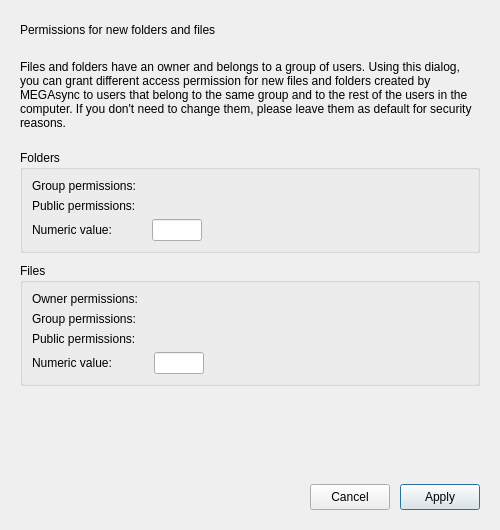
Above: src/MEGASync/gui/ui/PermissionsDialog.ui from meganz/MEGAsync before the change. Below: the same form after it.
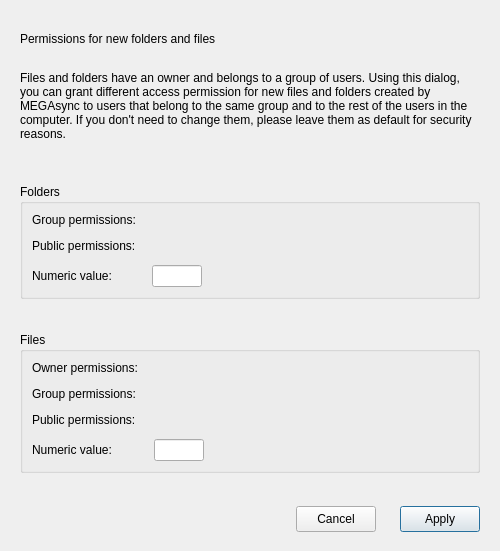
That is the form after the change. Custom widgets are drawn as their Qt base class.

Commit message: SNC-4972 : Add style from settings to all dialogs.

```diff
--- a/src/MEGASync/gui/ui/PermissionsDialog.ui
+++ b/src/MEGASync/gui/ui/PermissionsDialog.ui
@@ -7,7 +7,7 @@
     <x>0</x>
     <y>0</y>
     <width>500</width>
-    <height>530</height>
+    <height>551</height>
    </rect>
   </property>
   <property name="sizePolicy">
@@ -18,14 +18,14 @@
   </property>
   <property name="minimumSize">
    <size>
-    <width>500</width>
-    <height>530</height>
+    <width>0</width>
+    <height>0</height>
    </size>
   </property>
   <property name="maximumSize">
    <size>
     <width>16777215</width>
-    <height>530</height>
+    <height>16777215</height>
    </size>
   </property>
   <property name="windowTitle">
@@ -36,7 +36,7 @@
   </property>
   <layout class="QVBoxLayout" name="verticalLayout">
    <property name="spacing">
-    <number>10</number>
+    <number>24</number>
    </property>
    <property name="leftMargin">
     <number>20</number>
@@ -48,7 +48,12 @@
     <number>20</number>
    </property>
    <property name="bottomMargin">
-    <number>20</number>
+    <number>10</number>
+   </property>
+   <item>
+    <layout class="QVBoxLayout" name="verticalLayout_2">
+     <property name="spacing">
+      <number>12</number>
    </property>
    <item>
     <widget class="QLabel" name="lPermissionsTitle">
@@ -97,6 +102,8 @@
      </property>
     </widget>
    </item>
+    </layout>
+   </item>
    <item>
     <widget class="QGroupBox" name="wFolderPermissions">
      <property name="sizePolicy">
@@ -115,6 +122,9 @@
       <string notr="true">mega</string>
      </property>
      <layout class="QFormLayout" name="formLayout">
+      <property name="verticalSpacing">
+       <number>12</number>
+      </property>
       <item row="0" column="0">
        <widget class="QLabel" name="lGroupFolders">
         <property name="text">
@@ -219,6 +229,9 @@
       <string notr="true">mega</string>
      </property>
      <layout class="QFormLayout" name="formLayout_2">
+      <property name="verticalSpacing">
+       <number>12</number>
+      </property>
       <item row="0" column="0">
        <widget class="QLabel" name="lOwnerFiles">
         <property name="styleSheet">
@@ -321,19 +334,6 @@
      <zorder>wFileOwner</zorder>
     </widget>
    </item>
-   <item>
-    <spacer name="verticalSpacer">
-     <property name="orientation">
-      <enum>Qt::Vertical</enum>
-     </property>
-     <property name="sizeHint" stdset="0">
-      <size>
-       <width>20</width>
-       <height>40</height>
-      </size>
-     </property>
-    </spacer>
-   </item>
    <item>
     <layout class="QHBoxLayout" name="horizontalLayout">
      <item>
```
Lines whose indentation alone changed are shown as unchanged. The commit also changes 4 other files.
